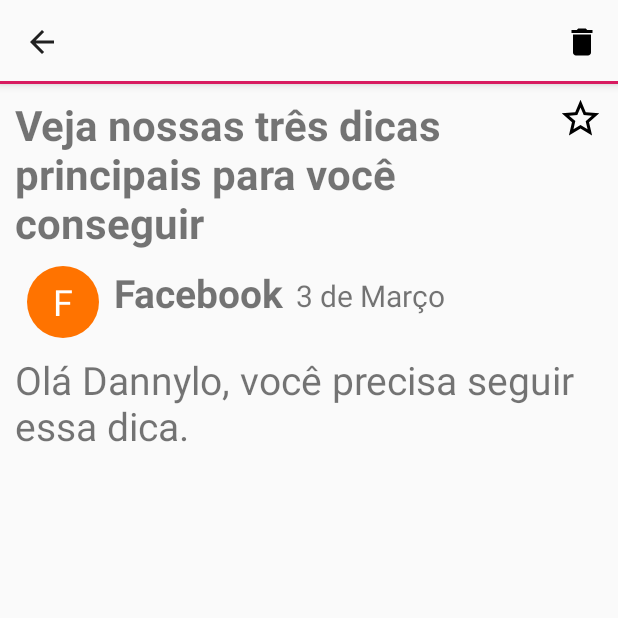
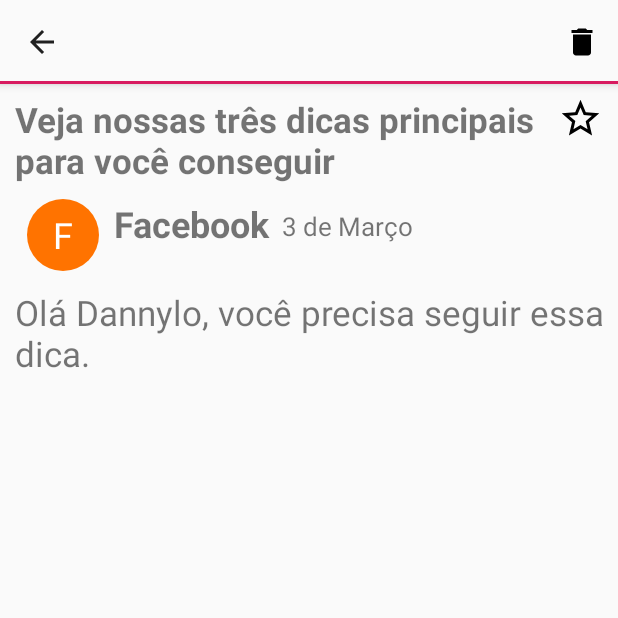
Before and after one commit to dannylo/myemailcustom, an Android app: the screen it shows after launch (ShowActivity), after a tap on an icon or button, on a phone screen of 412 x 824 dp, the top half of it. Run offline under Robolectric (Android 15) with nearby library versions, the phone set to English and light mode, and no system bars; libraries missing offline, so code that uses them is left out: com.mooveit.library; 1 statement that could not run was skipped.

```diff
--- a/app/src/main/res/layout/activity_show.xml
+++ b/app/src/main/res/layout/activity_show.xml
@@ -35,7 +35,7 @@
 
         <TextView
             android:id="@+id/subject_show"
-            android:textSize="28sp"
+            android:textSize="23sp"
             android:textStyle="bold"
             android:layout_width="match_parent"
             android:layout_height="wrap_content"
@@ -58,7 +58,7 @@
         android:layout_below="@id/header_show"
         android:layout_marginStart="10dp"
         android:layout_marginEnd="10dp"
-        android:layout_marginBottom="10dp"
+        android:layout_marginBottom="12dp"
         >
 
         <TextView
@@ -78,7 +78,7 @@
             android:layout_width="wrap_content"
             android:layout_height="wrap_content"
             android:text="Facebook"
-            android:textSize="26sp"
+            android:textSize="24sp"
             android:paddingStart="10dp"
             android:textStyle="bold"
             android:layout_toRightOf="@id/icon_show" />
@@ -91,7 +91,7 @@
             android:layout_height="wrap_content"
             android:text="23 de Fev"
             android:layout_marginTop="6dp"
-            android:textSize="20sp"
+            android:textSize="17sp"
             android:layout_toRightOf="@id/name_show" />
 
     </RelativeLayout>
@@ -101,7 +101,7 @@
         android:id="@+id/content_show"
         android:layout_width="match_parent"
         android:layout_height="wrap_content"
-        android:textSize="26sp"
+        android:textSize="23sp"
         android:layout_marginStart="10dp"
         android:layout_below="@id/author_show"
         android:text="TEXT TEXT TEXT TEXT TEXT TEXT TEXT TEXT TEXT TEXT TEXT TEXT TEXT TEXT TEXT "
```
Also changed, not shown: app/src/main/java/com/example/myemailrecycler/DeleteConfirmDialog.kt (added, +32 -0 lines), app/src/main/java/com/example/myemailrecycler/ShowActivity.kt (+12 -1 lines).
